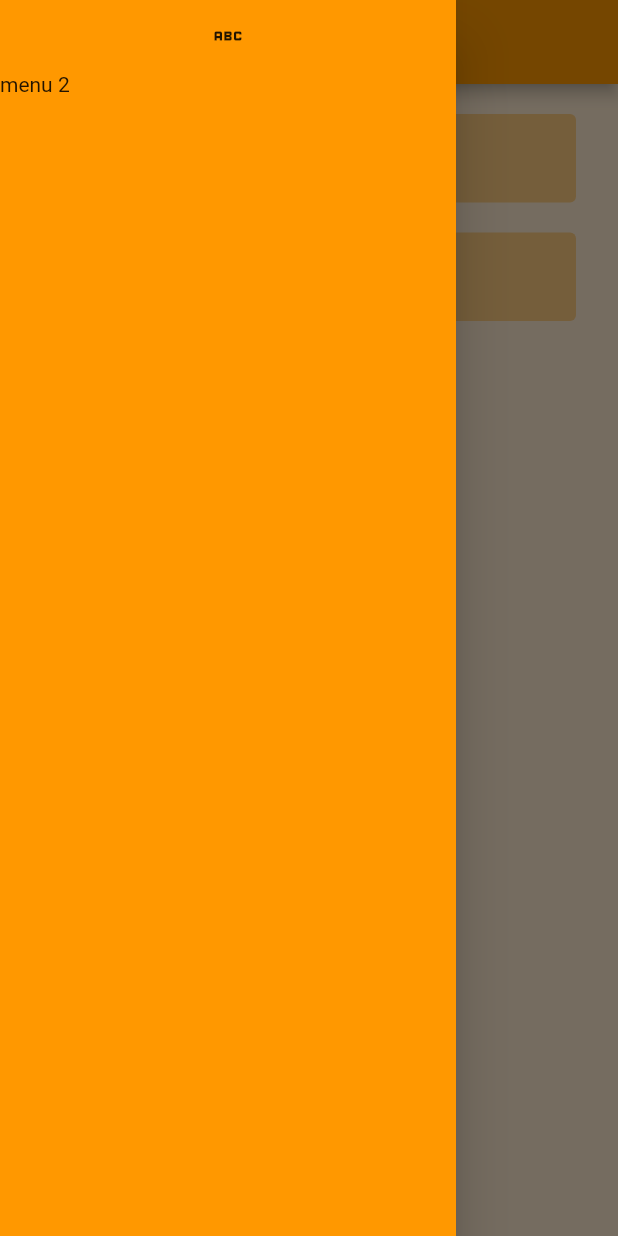
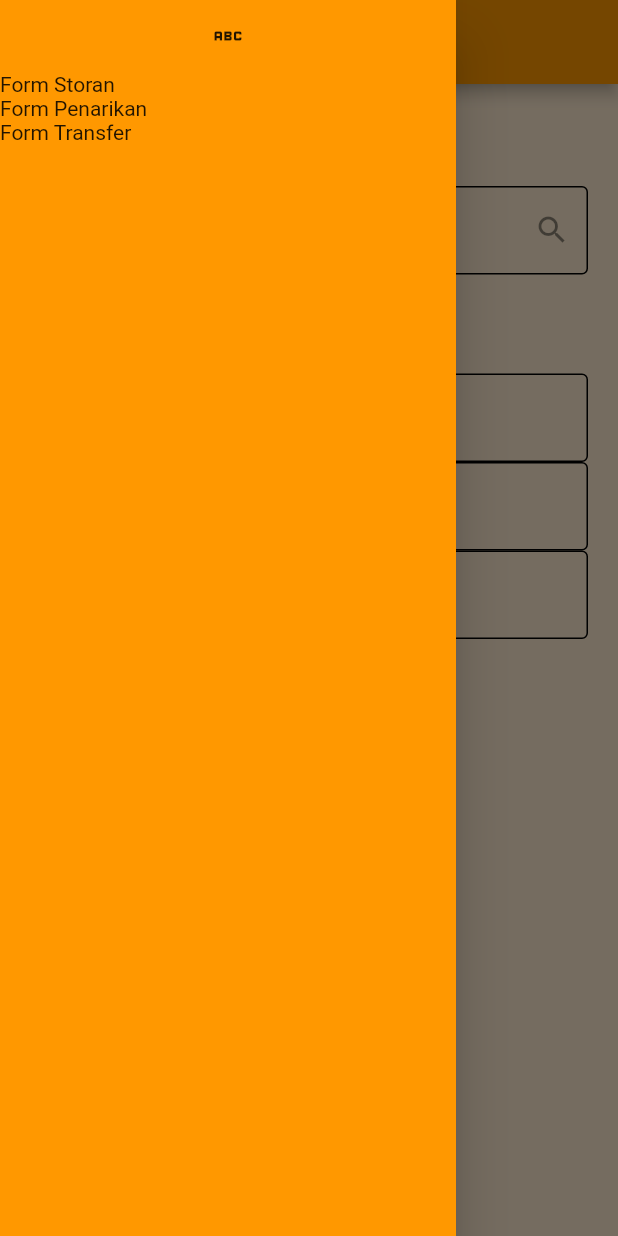
Before and after one commit to abilyc/bmt_ibnusina, a Flutter app: the screen it shows after launch, with the side drawer open, on a phone screen of 412 x 824 dp. Run offline on Flutter 3.47's test engine with Material 2 defaults, Android fonts, the phone set to English and light mode, and no system bars; missing offline and left inert: bitsdojo_window, hasura_connect.

Commit message:
search nasabah

```diff
--- a/lib/main.dart
+++ b/lib/main.dart
@@ -1,4 +1,5 @@
 import 'package:bmt_ibnusina/auth/services.dart';
+import 'package:bmt_ibnusina/screens/transaksi.dart';
 import 'package:flutter/material.dart';
 import 'dart:io';
 import 'screens/login.dart';
@@ -8,7 +9,7 @@ void main() {
   WidgetsFlutterBinding.ensureInitialized();
   if (!Platform.isAndroid) {
     doWhenWindowReady(() {
-      const initialsize = Size(300, 450);
+      const initialsize = Size(600, 450);
       appWindow.size = initialsize;
       appWindow.maxSize = initialsize;
       appWindow.minSize = initialsize;
@@ -40,6 +41,6 @@ class MyApp extends StatelessWidget {
           canvasColor: Colors.transparent,
           scaffoldBackgroundColor: Colors.transparent,
         ),
-        home: Builder(builder: (context) => const LoginScreen()));
+        home: Builder(builder: (context) => const Transaksi()));
   }
 }
--- /dev/null
+++ b/lib/models/seach_nasabah.dart
@@ -0,0 +1,19 @@
+class Nasabah {
+  String nama;
+  String ref;
+  String desc;
+
+  Nasabah({this.nama = '', this.ref = '', this.desc = ''});
+
+  Nasabah.fromJson(Map<String, dynamic> json)
+      : nama = json['data']['login']['username'],
+        ref = json['data']['login']['userId'],
+        desc = json['data']['login']['userRole'];
+
+  Map<String, dynamic> toJson() => {
+        'nama': nama,
+        'ref': ref,
+        'desc': desc
+      };
+
+}
--- a/lib/screens/home.dart
+++ b/lib/screens/home.dart
@@ -8,6 +8,6 @@ class Home extends StatelessWidget {
 
   @override
   Widget build(BuildContext context) {
-    return Wrapper(body: Text("Welcome ${Auth.userData.userName}"), size: const Size(600,450));
+    return Wrapper(back: false, body: Text("Welcome ${Auth.userData.userName}"));
   }
 }
--- a/lib/screens/login.dart
+++ b/lib/screens/login.dart
@@ -20,16 +20,20 @@ class _LoginScreenState extends State<LoginScreen> {
     final TextEditingController passwordController = TextEditingController();
     return Wrapper(
       menu: false,
+      back: false,
       body: Container(
         decoration: BoxDecoration(borderRadius: BorderRadius.circular(16.0)),
         child: Padding(
           padding: const EdgeInsets.symmetric(horizontal: 20.0),
-          child: Wrap(
-            alignment: WrapAlignment.center,
-            runAlignment: WrapAlignment.center,
-            runSpacing: 20,
+          child: Column(
             children: [
-              TextField(
+              const SizedBox(
+                height: 70,
+                width: double.infinity
+              ),
+              SizedBox(
+                width: 300,
+                child: TextField(
                   controller: nameController,
                   style: TextStyle(color: Theme.of(context).primaryColorDark),
                   decoration: InputDecoration(
@@ -53,7 +57,11 @@ class _LoginScreenState extends State<LoginScreen> {
                       prefixIcon: Icon(Icons.person,
                           color: Theme.of(context).primaryColorDark)),
                 ),
-              TextField(
+              ),
+              const SizedBox(height: 20),
+              SizedBox(
+                width: 300,
+                child: TextField(
                   controller: passwordController,
                   obscureText: true,
                   style: TextStyle(color: Theme.of(context).primaryColorDark),
@@ -77,12 +85,13 @@ class _LoginScreenState extends State<LoginScreen> {
                       prefixIcon: Icon(Icons.lock,
                           color: Theme.of(context).primaryColorDark)),
                 ),
+              ),
               const SizedBox(height: 80),
               ElevatedButton(
                 onPressed: !loading
                     ? () async {
                         setState(() => loading = true);
-                        await login(context, nameController.text,
+                        await login(nameController.text,
                             passwordController.text);
                         setState(() => loading = false);
                       }
@@ -102,7 +111,7 @@ class _LoginScreenState extends State<LoginScreen> {
   }
 }
 
-login(BuildContext context, String? username, String? password) async {
+login(String? username, String? password) async {
   HasuraConnect hasuraConnect =
       HasuraConnect('https://ibs-finance.hasura.app/v1/graphql');
   try {
@@ -111,7 +120,7 @@ login(BuildContext context, String? username, String? password) async {
     Auth.user(data);
   } catch (e) {
     Auth.streamError;
-    ScaffoldMessenger.of(context)
+    ScaffoldMessenger.of(Auth.parentCtx)
         .showSnackBar(const SnackBar(content: Text('Login Gagal')));
   }
 }
--- a/lib/screens/transaksi.dart
+++ b/lib/screens/transaksi.dart
@@ -1,3 +1,4 @@
+import 'package:bmt_ibnusina/models/seach_nasabah.dart';
 import 'package:bmt_ibnusina/tools/wrapper.dart';
 import 'package:flutter/material.dart';
 
@@ -9,12 +10,91 @@ class Transaksi extends StatefulWidget {
 }
 
 class _TransaksiState extends State<Transaksi> {
+  final dataNasabah = Nasabah(nama: 'Wiwin Sumiwin', ref: '', desc: '');
   final TextEditingController noRek = TextEditingController();
+  final TextEditingController refController = TextEditingController();
+  final TextEditingController descController = TextEditingController();
+
   @override
   Widget build(BuildContext context) {
     return Wrapper(
       body: Column(
-
+        children: [
+          Row(
+            children: [
+              const SizedBox(
+                width: 60,
+                child: Text('No. Rek'),
+              ),
+              Expanded(
+                  child: TextField(
+                decoration: InputDecoration(
+                    suffixIcon: IconButton(
+                        onPressed: () {
+                          print('seacrh');
+                        },
+                        icon: const Icon(Icons.search)),
+                    enabledBorder: const OutlineInputBorder()),
+              )),
+            ],
+          ),
+          const SizedBox(height: 35),
+          Text(dataNasabah.nama,
+              style: const TextStyle(fontSize: 18, fontWeight: FontWeight.bold)),
+          const SizedBox(height: 10),
+          Row(
+            children: [
+              const SizedBox(
+                width: 60,
+                child: Text('Ref'),
+              ),
+              Expanded(
+                  child: TextField(
+                    controller: refController,
+                decoration:
+                    const InputDecoration(enabledBorder: OutlineInputBorder()),
+              )),
+            ],
+          ),
+          Row(
+            children: [
+              const SizedBox(
+                width: 60,
+                child: Text('Desc'),
+              ),
+              Expanded(
+                  child: TextField(
+                    controller: descController,
+                decoration:
+                    const InputDecoration(enabledBorder: OutlineInputBorder()),
+              )),
+            ],
+          ),
+          Row(
+            children: [
+              const SizedBox(
+                width: 60,
+                child: Text('Jumlah'),
+              ),
+              Expanded(
+                  child: TextField(
+                    controller: descController,
+                decoration:
+                    const InputDecoration(enabledBorder: OutlineInputBorder()),
+              )),
+            ],
+          )
+          // TextField(
+          //   decoration: InputDecoration(
+          //     labelText: 'No. Rek'
+          //   ),
+          // ),
+          // TextField(
+          //   decoration: InputDecoration(
+          //     labelText: 'Ref'
+          //   ),
+          // )
+        ],
       ),
     );
   }
--- a/lib/tools/navbar.dart
+++ b/lib/tools/navbar.dart
@@ -15,7 +15,11 @@ class NavBar extends StatelessWidget {
               onPressed: () => Navigator.push(parentContext,
                   MaterialPageRoute(builder: (context) => const Transaksi())),
               icon: const Icon(Icons.abc)),
-          const Text('menu 2')
+          const Text('Form Storan'),
+          const Text('Form Penarikan'),
+          const Text('Form Transfer'),
+
+
         ],
       ),
     );
--- a/lib/tools/wrapper.dart
+++ b/lib/tools/wrapper.dart
@@ -1,6 +1,3 @@
-import 'dart:io';
-
-import 'package:bitsdojo_window/bitsdojo_window.dart';
 import 'package:bmt_ibnusina/tools/appbar.dart';
 import 'package:flutter/material.dart';
 import 'package:bmt_ibnusina/auth/services.dart';
@@ -13,23 +10,18 @@ class Wrapper extends StatelessWidget {
       required this.body,
       this.judul = 'BMT IBNU SINA',
       this.menu = true,
-      this.size = const Size(600, 450)})
+      this.back = true})
       : super(
           key: key,
         );
   final Widget body;
+  final bool back;
   final String judul;
-  final Size size;
   final bool menu;
 
   @override
   Widget build(BuildContext context) {
     Auth.ctx(context);
-    if (!Platform.isAndroid) {
-      // const Size size = Size(600, 450);
-      appWindow.size = size;
-      appWindow.maxSize = size;
-    }
     return SafeArea(
         child: Scaffold(
       appBar: CustomAppBar(
@@ -41,17 +33,23 @@ class Wrapper extends StatelessWidget {
       ),
       drawer: NavBar(parentContext: context),
       body: Container(
-        padding: const EdgeInsets.symmetric(vertical: 20, horizontal: 8.0),
+        padding: const EdgeInsets.symmetric(vertical: 20, horizontal: 20.0),
         width: double.infinity,
         height: double.infinity,
         decoration: BoxDecoration(color: Theme.of(context).backgroundColor),
         child: Column(
           children: [
-            // Row(
-            //   children: [
-            //     IconButton(onPressed: () => Navigator.pop(context), icon: const BackButtonIcon())
-            //   ],
-            // ),
+            Row(
+              crossAxisAlignment: CrossAxisAlignment.start,
+              children: [
+                back
+                    ? IconButton(
+                        iconSize: 16,
+                        onPressed: () => Navigator.pop(context),
+                        icon: const BackButtonIcon())
+                    : const SizedBox(width: 0, height: 0),
+              ],
+            ),
             body,
           ],
         ),
```
Lines whose indentation alone changed are shown as unchanged.
